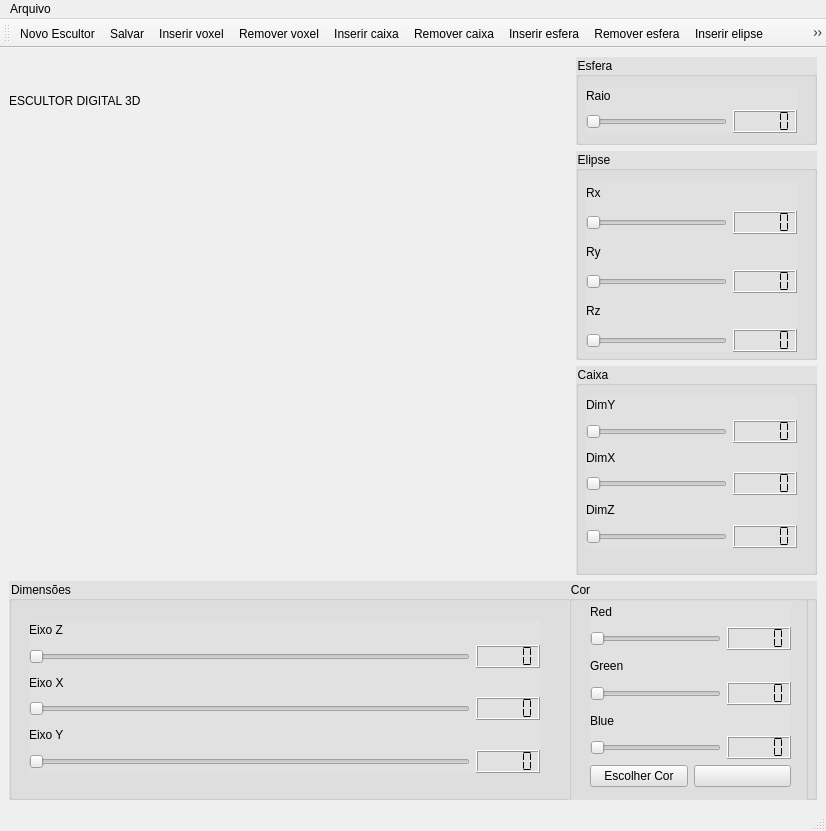
Above: mainwindow.ui from marianabritoazevedo/InterfaceEscultor3D before the change. Below: the same form after it.
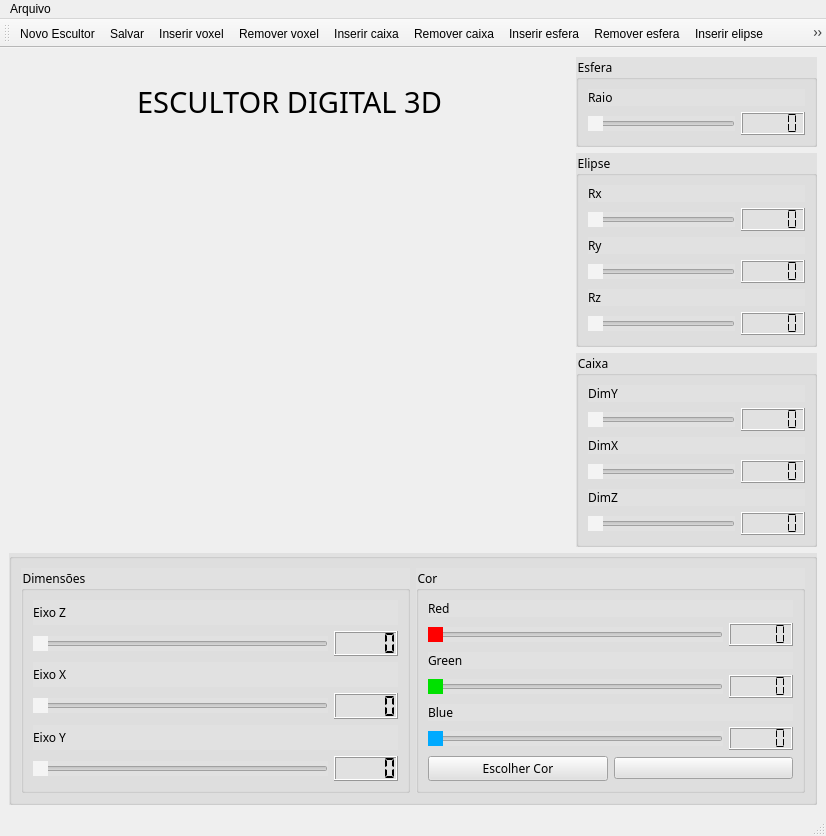
That is the form after the change. Icons and pictures are not drawn. Custom widgets are drawn as their Qt base class.

Commit message: #8-estilização

Diff of the .ui file:
```diff
--- a/mainwindow.ui
+++ b/mainwindow.ui
@@ -17,23 +17,38 @@
    <string notr="true"/>
   </property>
   <widget class="QWidget" name="centralwidget">
-   <layout class="QHBoxLayout" name="horizontalLayout_17">
+   <layout class="QVBoxLayout" name="verticalLayout_4">
     <item>
      <layout class="QGridLayout" name="gridLayout" rowstretch="12,58,30">
       <item row="0" column="0">
        <layout class="QHBoxLayout" name="horizontalLayout_14" stretch="70,30">
         <item>
          <widget class="QLabel" name="label_14">
+          <property name="font">
+           <font>
+            <family>Lucida Sans</family>
+            <pointsize>22</pointsize>
+           </font>
+          </property>
           <property name="styleSheet">
            <string notr="true"/>
           </property>
           <property name="text">
            <string>ESCULTOR DIGITAL 3D</string>
           </property>
+          <property name="alignment">
+           <set>Qt::AlignCenter</set>
+          </property>
          </widget>
         </item>
         <item>
          <widget class="QGroupBox" name="groupBoxEsfera">
+          <property name="font">
+           <font>
+            <family>Lucida Sans</family>
+            <pointsize>9</pointsize>
+           </font>
+          </property>
           <property name="autoFillBackground">
            <bool>false</bool>
           </property>
@@ -43,18 +58,14 @@
           <property name="title">
            <string>Esfera</string>
           </property>
-          <widget class="QWidget" name="layoutWidget">
-           <property name="geometry">
-            <rect>
-             <x>10</x>
-             <y>30</y>
-             <width>211</width>
-             <height>46</height>
-            </rect>
-           </property>
-           <layout class="QVBoxLayout" name="verticalLayout_2">
+          <layout class="QVBoxLayout" name="verticalLayout">
             <item>
              <widget class="QLabel" name="label">
+             <property name="font">
+              <font>
+               <family>Lucida Sans</family>
+              </font>
+             </property>
               <property name="text">
                <string>Raio</string>
               </property>
@@ -64,6 +75,12 @@
              <layout class="QHBoxLayout" name="horizontalLayout">
               <item>
                <widget class="QSlider" name="horizontalSliderRaio">
+               <property name="styleSheet">
+                <string notr="true">QSlider::handle:horizontal {
+     background: #f4f4f4;
+	border: 2px solid #f4f4f4;
+  }</string>
+               </property>
                 <property name="minimum">
                  <number>1</number>
                 </property>
@@ -86,7 +103,6 @@
             </item>
            </layout>
           </widget>
-         </widget>
         </item>
        </layout>
       </item>
@@ -99,6 +115,12 @@
          <layout class="QVBoxLayout" name="verticalLayout_19">
           <item>
            <widget class="QGroupBox" name="groupBoxElipse">
+            <property name="font">
+             <font>
+              <family>Lucida Sans</family>
+              <pointsize>9</pointsize>
+             </font>
+            </property>
             <property name="autoFillBackground">
              <bool>false</bool>
             </property>
@@ -108,29 +130,29 @@
             <property name="title">
              <string>Elipse</string>
             </property>
-            <widget class="QWidget" name="layoutWidget">
-             <property name="geometry">
-              <rect>
-               <x>10</x>
-               <y>30</y>
-               <width>211</width>
-               <height>171</height>
-              </rect>
-             </property>
-             <layout class="QVBoxLayout" name="verticalLayout_5">
-              <item>
-               <layout class="QVBoxLayout" name="verticalLayout">
+            <layout class="QVBoxLayout" name="verticalLayout_2">
                 <item>
                  <widget class="QLabel" name="label_2">
+               <property name="font">
+                <font>
+                 <family>Lucida Sans</family>
+                </font>
+               </property>
                   <property name="text">
                    <string>Rx</string>
                   </property>
                  </widget>
                 </item>
                 <item>
-                 <layout class="QHBoxLayout" name="horizontalLayout_2" stretch="0,0">
+              <layout class="QHBoxLayout" name="horizontalLayout_2">
                   <item>
                    <widget class="QSlider" name="horizontalSliderElipseRx">
+                 <property name="styleSheet">
+                  <string notr="true">QSlider::handle:horizontal {
+     background: #f4f4f4;
+	border: 2px solid #f4f4f4;
+  }</string>
+                 </property>
                     <property name="minimum">
                      <number>1</number>
                     </property>
@@ -151,12 +173,13 @@
                   </item>
                  </layout>
                 </item>
-               </layout>
-              </item>
-              <item>
-               <layout class="QVBoxLayout" name="verticalLayout_3">
                 <item>
                  <widget class="QLabel" name="label_3">
+               <property name="font">
+                <font>
+                 <family>Lucida Sans</family>
+                </font>
+               </property>
                   <property name="text">
                    <string>Ry</string>
                   </property>
@@ -166,6 +189,12 @@
                  <layout class="QHBoxLayout" name="horizontalLayout_3">
                   <item>
                    <widget class="QSlider" name="horizontalSliderElipseRy">
+                 <property name="styleSheet">
+                  <string notr="true">QSlider::handle:horizontal {
+     background: #f4f4f4;
+	border: 2px solid #f4f4f4;
+  }</string>
+                 </property>
                     <property name="minimum">
                      <number>1</number>
                     </property>
@@ -186,12 +215,13 @@
                   </item>
                  </layout>
                 </item>
-               </layout>
-              </item>
-              <item>
-               <layout class="QVBoxLayout" name="verticalLayout_4">
                 <item>
                  <widget class="QLabel" name="label_4">
+               <property name="font">
+                <font>
+                 <family>Lucida Sans</family>
+                </font>
+               </property>
                   <property name="text">
                    <string>Rz</string>
                   </property>
@@ -201,6 +231,12 @@
                  <layout class="QHBoxLayout" name="horizontalLayout_4">
                   <item>
                    <widget class="QSlider" name="horizontalSliderElipseRz">
+                 <property name="styleSheet">
+                  <string notr="true">QSlider::handle:horizontal {
+     background: #f4f4f4;
+	border: 2px solid #f4f4f4;
+  }</string>
+                 </property>
                     <property name="minimum">
                      <number>1</number>
                     </property>
@@ -222,13 +258,16 @@
                  </layout>
                 </item>
                </layout>
-              </item>
-             </layout>
-            </widget>
            </widget>
           </item>
           <item>
            <widget class="QGroupBox" name="groupBoxCaixa">
+            <property name="font">
+             <font>
+              <family>Lucida Sans</family>
+              <pointsize>9</pointsize>
+             </font>
+            </property>
             <property name="autoFillBackground">
              <bool>false</bool>
             </property>
@@ -238,29 +277,29 @@
             <property name="title">
              <string>Caixa</string>
             </property>
-            <widget class="QWidget" name="layoutWidget">
-             <property name="geometry">
-              <rect>
-               <x>10</x>
-               <y>30</y>
-               <width>211</width>
-               <height>152</height>
-              </rect>
-             </property>
-             <layout class="QVBoxLayout" name="verticalLayout_9">
-              <item>
-               <layout class="QVBoxLayout" name="verticalLayout_7">
+            <layout class="QVBoxLayout" name="verticalLayout_3">
                 <item>
                  <widget class="QLabel" name="label_6">
+               <property name="font">
+                <font>
+                 <family>Lucida Sans</family>
+                </font>
+               </property>
                   <property name="text">
                    <string>DimY</string>
                   </property>
                  </widget>
                 </item>
                 <item>
-                 <layout class="QHBoxLayout" name="horizontalLayout_6">
+              <layout class="QHBoxLayout" name="horizontalLayout_5">
                   <item>
                    <widget class="QSlider" name="horizontalSliderCaixaY">
+                 <property name="styleSheet">
+                  <string notr="true">QSlider::handle:horizontal {
+     background: #f4f4f4;
+	border: 2px solid #f4f4f4;
+  }</string>
+                 </property>
                     <property name="minimum">
                      <number>1</number>
                     </property>
@@ -281,21 +320,28 @@
                   </item>
                  </layout>
                 </item>
-               </layout>
-              </item>
-              <item>
-               <layout class="QVBoxLayout" name="verticalLayout_6">
                 <item>
                  <widget class="QLabel" name="label_5">
+               <property name="font">
+                <font>
+                 <family>Lucida Sans</family>
+                </font>
+               </property>
                   <property name="text">
                    <string>DimX</string>
                   </property>
                  </widget>
                 </item>
                 <item>
-                 <layout class="QHBoxLayout" name="horizontalLayout_5">
+              <layout class="QHBoxLayout" name="horizontalLayout_6">
                   <item>
                    <widget class="QSlider" name="horizontalSliderCaixaX">
+                 <property name="styleSheet">
+                  <string notr="true">QSlider::handle:horizontal {
+     background: #f4f4f4;
+	border: 2px solid #f4f4f4;
+  }</string>
+                 </property>
                     <property name="minimum">
                      <number>1</number>
                     </property>
@@ -316,12 +362,13 @@
                   </item>
                  </layout>
                 </item>
-               </layout>
-              </item>
-              <item>
-               <layout class="QVBoxLayout" name="verticalLayout_8">
                 <item>
                  <widget class="QLabel" name="label_7">
+               <property name="font">
+                <font>
+                 <family>Lucida Sans</family>
+                </font>
+               </property>
                   <property name="text">
                    <string>DimZ</string>
                   </property>
@@ -331,6 +378,12 @@
                  <layout class="QHBoxLayout" name="horizontalLayout_7">
                   <item>
                    <widget class="QSlider" name="horizontalSliderCaixaZ">
+                 <property name="styleSheet">
+                  <string notr="true">QSlider::handle:horizontal {
+     background: #f4f4f4;
+	border: 2px solid #f4f4f4;
+  }</string>
+                 </property>
                     <property name="minimum">
                      <number>1</number>
                     </property>
@@ -352,9 +405,6 @@
                  </layout>
                 </item>
                </layout>
-              </item>
-             </layout>
-            </widget>
            </widget>
           </item>
          </layout>
@@ -362,7 +412,7 @@
        </layout>
       </item>
       <item row="2" column="0">
-       <layout class="QHBoxLayout" name="horizontalLayout_15" stretch="70">
+       <layout class="QHBoxLayout" name="horizontalLayout_15" stretch="0">
         <item>
          <widget class="QGroupBox" name="groupBox_2">
           <property name="autoFillBackground">
@@ -372,16 +422,139 @@
            <string notr="true">background-color: rgb(225, 225, 225);</string>
           </property>
           <property name="title">
+           <string/>
+          </property>
+          <layout class="QHBoxLayout" name="horizontalLayout_19">
+           <item>
+            <widget class="QGroupBox" name="groupBox_3">
+             <property name="font">
+              <font>
+               <family>Lucida Sans</family>
+               <pointsize>9</pointsize>
+              </font>
+             </property>
+             <property name="title">
            <string>Dimensões</string>
           </property>
+             <layout class="QVBoxLayout" name="verticalLayout_5">
+              <item>
+               <widget class="QLabel" name="label_13">
+                <property name="font">
+                 <font>
+                  <family>Lucida Sans</family>
+                 </font>
+                </property>
+                <property name="text">
+                 <string>Eixo Z</string>
+                </property>
+               </widget>
+              </item>
+              <item>
+               <layout class="QHBoxLayout" name="horizontalLayout_11">
+                <item>
+                 <widget class="QSlider" name="horizontalSliderDimZ">
+                  <property name="styleSheet">
+                   <string notr="true">QSlider::handle:horizontal {
+     background: #f4f4f4;
+	border: 2px solid #f4f4f4;
+  }</string>
+                  </property>
+                  <property name="orientation">
+                   <enum>Qt::Horizontal</enum>
+                  </property>
+                 </widget>
+                </item>
+                <item>
+                 <widget class="QLCDNumber" name="lcdNumberDimZ">
+                  <property name="segmentStyle">
+                   <enum>QLCDNumber::Flat</enum>
+                  </property>
+                 </widget>
+                </item>
+               </layout>
+              </item>
+              <item>
+               <widget class="QLabel" name="label_11">
+                <property name="font">
+                 <font>
+                  <family>Lucida Sans</family>
+                 </font>
+                </property>
+                <property name="text">
+                 <string>Eixo X</string>
+                </property>
+               </widget>
+              </item>
+              <item>
+               <layout class="QHBoxLayout" name="horizontalLayout_12">
+                <item>
+                 <widget class="QSlider" name="horizontalSliderDimX">
+                  <property name="styleSheet">
+                   <string notr="true">QSlider::handle:horizontal {
+     background: #f4f4f4;
+	border: 2px solid #f4f4f4;
+  }</string>
+                  </property>
+                  <property name="orientation">
+                   <enum>Qt::Horizontal</enum>
+                  </property>
+                 </widget>
+                </item>
+                <item>
+                 <widget class="QLCDNumber" name="lcdNumberDimX">
+                  <property name="segmentStyle">
+                   <enum>QLCDNumber::Flat</enum>
+                  </property>
+                 </widget>
+                </item>
+               </layout>
+              </item>
+              <item>
+               <widget class="QLabel" name="label_12">
+                <property name="font">
+                 <font>
+                  <family>Lucida Sans</family>
+                 </font>
+                </property>
+                <property name="text">
+                 <string>Eixo Y</string>
+                </property>
+               </widget>
+              </item>
+              <item>
+               <layout class="QHBoxLayout" name="horizontalLayout_13">
+                <item>
+                 <widget class="QSlider" name="horizontalSliderDimY">
+                  <property name="styleSheet">
+                   <string notr="true">QSlider::handle:horizontal {
+     background: #f4f4f4;
+	border: 2px solid #f4f4f4;
+  }</string>
+                  </property>
+                  <property name="orientation">
+                   <enum>Qt::Horizontal</enum>
+                  </property>
+                 </widget>
+                </item>
+                <item>
+                 <widget class="QLCDNumber" name="lcdNumberDimY">
+                  <property name="segmentStyle">
+                   <enum>QLCDNumber::Flat</enum>
+                  </property>
+                 </widget>
+                </item>
+               </layout>
+              </item>
+             </layout>
+            </widget>
+           </item>
+           <item>
           <widget class="QGroupBox" name="groupBox">
-           <property name="geometry">
-            <rect>
-             <x>560</x>
-             <y>0</y>
-             <width>239</width>
-             <height>225</height>
-            </rect>
+             <property name="font">
+              <font>
+               <family>Lucida Sans</family>
+               <pointsize>9</pointsize>
+              </font>
            </property>
            <property name="autoFillBackground">
             <bool>false</bool>
@@ -392,31 +565,28 @@
            <property name="title">
             <string>Cor</string>
            </property>
-           <widget class="QWidget" name="layoutWidget">
-            <property name="geometry">
-             <rect>
-              <x>21</x>
-              <y>21</y>
-              <width>201</width>
-              <height>185</height>
-             </rect>
-            </property>
-            <layout class="QVBoxLayout" name="verticalLayout_14">
-             <item>
-              <layout class="QVBoxLayout" name="verticalLayout_13">
-               <item>
-                <layout class="QVBoxLayout" name="verticalLayout_10">
+             <layout class="QVBoxLayout" name="verticalLayout_11">
                  <item>
                   <widget class="QLabel" name="label_8">
+                <property name="font">
+                 <font>
+                  <family>Lucida Sans</family>
+                 </font>
+                </property>
                    <property name="text">
                     <string>Red</string>
                    </property>
                   </widget>
                  </item>
                  <item>
-                  <layout class="QHBoxLayout" name="horizontalLayout_8" stretch="0,0">
+               <layout class="QHBoxLayout" name="horizontalLayout_8">
                    <item>
                     <widget class="QSlider" name="horizontalSliderRed">
+                  <property name="styleSheet">
+                   <string notr="true">QSlider::handle:horizontal {
+     background: red;
+   }</string>
+                  </property>
                      <property name="maximum">
                       <number>255</number>
                      </property>
@@ -437,12 +607,13 @@
                    </item>
                   </layout>
                  </item>
-                </layout>
-               </item>
-               <item>
-                <layout class="QVBoxLayout" name="verticalLayout_11">
                  <item>
                   <widget class="QLabel" name="label_9">
+                <property name="font">
+                 <font>
+                  <family>Lucida Sans</family>
+                 </font>
+                </property>
                    <property name="text">
                     <string>Green</string>
                    </property>
@@ -452,6 +623,11 @@
                   <layout class="QHBoxLayout" name="horizontalLayout_9">
                    <item>
                     <widget class="QSlider" name="horizontalSliderGreen">
+                  <property name="styleSheet">
+                   <string notr="true">QSlider::handle:horizontal {
+	background: rgb(0, 225, 0)
+   }</string>
+                  </property>
                      <property name="maximum">
                       <number>255</number>
                      </property>
@@ -469,12 +645,13 @@
                    </item>
                   </layout>
                  </item>
-                </layout>
-               </item>
-               <item>
-                <layout class="QVBoxLayout" name="verticalLayout_12">
                  <item>
                   <widget class="QLabel" name="label_10">
+                <property name="font">
+                 <font>
+                  <family>Lucida Sans</family>
+                 </font>
+                </property>
                    <property name="text">
                     <string>Blue</string>
                    </property>
@@ -484,6 +661,12 @@
                   <layout class="QHBoxLayout" name="horizontalLayout_10">
                    <item>
                     <widget class="QSlider" name="horizontalSliderBlue">
+                  <property name="styleSheet">
+                   <string notr="true">QSlider::handle:horizontal {
+     
+	background-color: rgb(0, 170, 255);
+   }</string>
+                  </property>
                      <property name="maximum">
                       <number>255</number>
                      </property>
@@ -501,14 +684,15 @@
                    </item>
                   </layout>
                  </item>
-                </layout>
-               </item>
-              </layout>
-             </item>
              <item>
               <layout class="QHBoxLayout" name="horizontalLayout_18">
                <item>
                 <widget class="QPushButton" name="pushButtonColor">
+                  <property name="font">
+                   <font>
+                    <family>Lucida Sans</family>
+                   </font>
+                  </property>
                  <property name="text">
                   <string>Escolher Cor</string>
                  </property>
@@ -525,106 +709,8 @@
              </item>
             </layout>
            </widget>
-          </widget>
-          <widget class="QWidget" name="layoutWidget">
-           <property name="geometry">
-            <rect>
-             <x>20</x>
-             <y>40</y>
-             <width>511</width>
-             <height>152</height>
-            </rect>
-           </property>
-           <layout class="QVBoxLayout" name="verticalLayout_18">
-            <item>
-             <layout class="QVBoxLayout" name="verticalLayout_17">
-              <item>
-               <widget class="QLabel" name="label_13">
-                <property name="text">
-                 <string>Eixo Z</string>
-                </property>
-               </widget>
-              </item>
-              <item>
-               <layout class="QHBoxLayout" name="horizontalLayout_13">
-                <item>
-                 <widget class="QSlider" name="horizontalSliderDimZ">
-                  <property name="orientation">
-                   <enum>Qt::Horizontal</enum>
-                  </property>
-                 </widget>
-                </item>
-                <item>
-                 <widget class="QLCDNumber" name="lcdNumberDimZ">
-                  <property name="segmentStyle">
-                   <enum>QLCDNumber::Flat</enum>
-                  </property>
-                 </widget>
-                </item>
-               </layout>
-              </item>
-             </layout>
-            </item>
-            <item>
-             <layout class="QVBoxLayout" name="verticalLayout_15">
-              <item>
-               <widget class="QLabel" name="label_11">
-                <property name="text">
-                 <string>Eixo X</string>
-                </property>
-               </widget>
-              </item>
-              <item>
-               <layout class="QHBoxLayout" name="horizontalLayout_11">
-                <item>
-                 <widget class="QSlider" name="horizontalSliderDimX">
-                  <property name="orientation">
-                   <enum>Qt::Horizontal</enum>
-                  </property>
-                 </widget>
-                </item>
-                <item>
-                 <widget class="QLCDNumber" name="lcdNumberDimX">
-                  <property name="segmentStyle">
-                   <enum>QLCDNumber::Flat</enum>
-                  </property>
-                 </widget>
-                </item>
-               </layout>
-              </item>
-             </layout>
-            </item>
-            <item>
-             <layout class="QVBoxLayout" name="verticalLayout_16">
-              <item>
-               <widget class="QLabel" name="label_12">
-                <property name="text">
-                 <string>Eixo Y</string>
-                </property>
-               </widget>
-              </item>
-              <item>
-               <layout class="QHBoxLayout" name="horizontalLayout_12">
-                <item>
-                 <widget class="QSlider" name="horizontalSliderDimY">
-                  <property name="orientation">
-                   <enum>Qt::Horizontal</enum>
-                  </property>
-                 </widget>
-                </item>
-                <item>
-                 <widget class="QLCDNumber" name="lcdNumberDimY">
-                  <property name="segmentStyle">
-                   <enum>QLCDNumber::Flat</enum>
-                  </property>
-                 </widget>
-                </item>
-               </layout>
-              </item>
-             </layout>
-            </item>
-           </layout>
-          </widget>
+           </item>
+          </layout>
          </widget>
         </item>
        </layout>
```
Left out of the diff: 94 changed lines with no effect on the pictures. Lines whose indentation alone changed are shown as unchanged. The commit also changes 1 other file.
